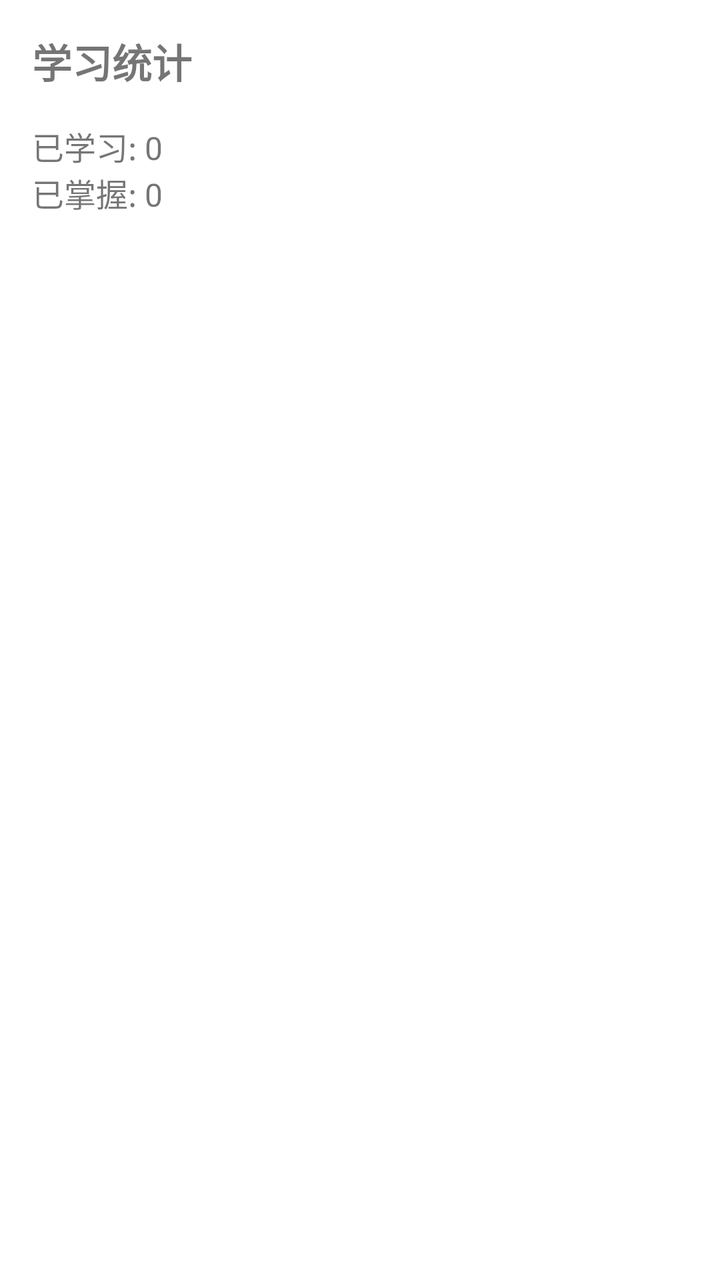
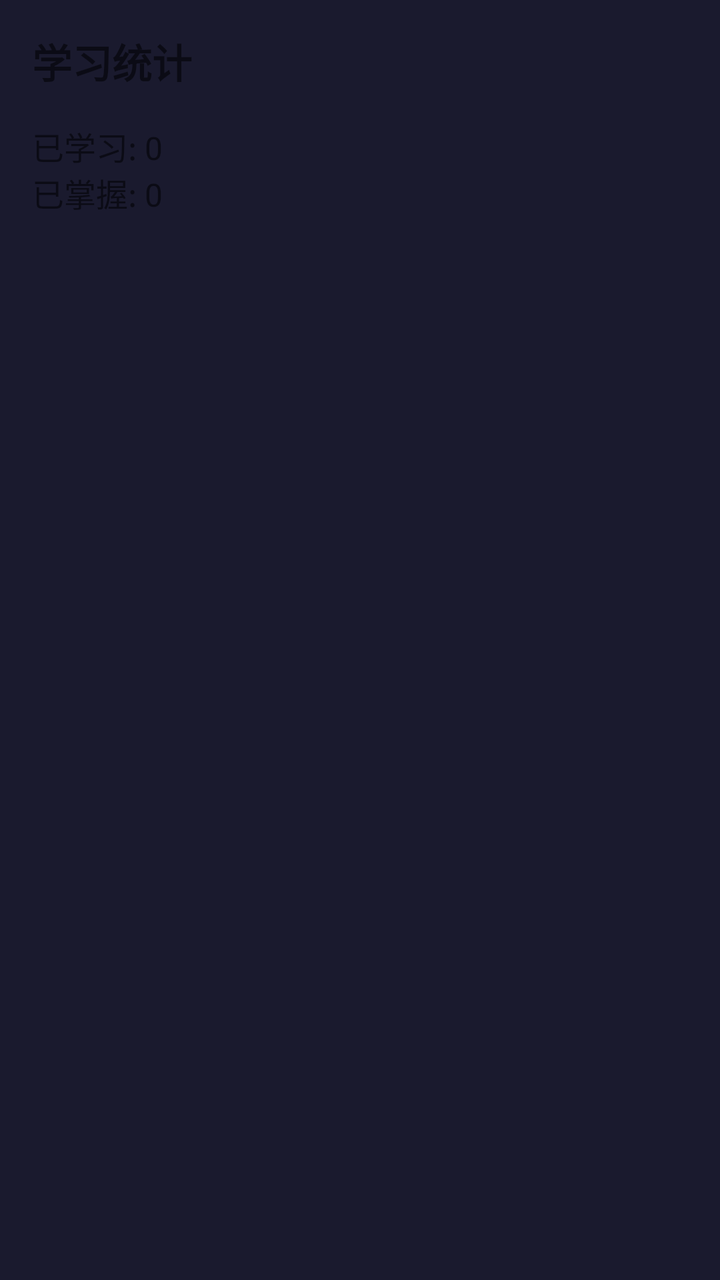

Screens rendered from an Android XML layout before and after an edit, with the pre-edit source and the edit as a unified diff.
<!-- AndroidManifest.xml: application theme Theme.LearnE -->
<!-- res/layout/fragment_stats.xml -->
<?xml version="1.0" encoding="utf-8"?>
<androidx.constraintlayout.widget.ConstraintLayout
    xmlns:android="http://schemas.android.com/apk/res/android"
    xmlns:app="http://schemas.android.com/apk/res-auto"
    android:layout_width="match_parent"
    android:layout_height="match_parent"
    android:padding="16dp">

    <TextView
        android:id="@+id/tv_stats_title"
        android:layout_width="wrap_content"
        android:layout_height="wrap_content"
        android:text="学习统计"
        android:textSize="20sp"
        android:textStyle="bold"
        app:layout_constraintTop_toTopOf="parent"
        app:layout_constraintLeft_toLeftOf="parent" />

    <TextView
        android:id="@+id/tv_learned_count"
        android:layout_width="wrap_content"
        android:layout_height="wrap_content"
        android:text="已学习: 0"
        android:textSize="16sp"
        app:layout_constraintTop_toBottomOf="@id/tv_stats_title"
        app:layout_constraintLeft_toLeftOf="parent"
        android:layout_marginTop="16dp" />

    <TextView
        android:id="@+id/tv_mastered_count"
        android:layout_width="wrap_content"
        android:layout_height="wrap_content"
        android:text="已掌握: 0"
        android:textSize="16sp"
        app:layout_constraintTop_toBottomOf="@id/tv_learned_count"
        app:layout_constraintLeft_toLeftOf="parent" />

</androidx.constraintlayout.widget.ConstraintLayout>
<!-- resources referenced by this layout -->
<resources>
  <style name="Theme.LearnE" parent="Theme.MaterialComponents.Light.NoActionBar">
          <item name="colorPrimary">@color/primary</item>
          <item name="colorPrimaryDark">@color/primary_dark</item>
          <item name="colorAccent">@color/accent</item>
      </style>
  <color name="primary">#E3000F</color>
  <color name="primary_dark">#B3000C</color>
  <color name="accent">#0039CB</color>
</resources>

<!-- the commit's change to res/layout/fragment_stats.xml (unified diff, before → after) -->
@@ -4,6 +4,7 @@
     xmlns:app="http://schemas.android.com/apk/res-auto"
     android:layout_width="match_parent"
     android:layout_height="match_parent"
+    android:background="@color/mecha_hull"
     android:padding="16dp">
 
     <TextView
<!-- resource entries referenced after the edit -->
@@ -1,12 +1,17 @@
 <!-- resources referenced by this layout -->
 <resources>
+  <color name="mecha_hull">#1A1A2E</color>
   <style name="Theme.LearnE" parent="Theme.MaterialComponents.Light.NoActionBar">
-          <item name="colorPrimary">@color/primary</item>
-          <item name="colorPrimaryDark">@color/primary_dark</item>
-          <item name="colorAccent">@color/accent</item>
+          <item name="colorPrimary">@color/mecha_red</item>
+          <item name="colorPrimaryDark">@color/mecha_red_dark</item>
+          <item name="colorAccent">@color/mecha_gold</item>
+          <item name="android:windowBackground">@color/mecha_offwhite</item>
+          <item name="android:statusBarColor">@color/mecha_hull</item>
+          <item name="android:navigationBarColor">@color/mecha_hull</item>
       </style>
-  <color name="primary">#E3000F</color>
-  <color name="primary_dark">#B3000C</color>
-  <color name="accent">#0039CB</color>
+  <color name="mecha_red">#E3000F</color>
+  <color name="mecha_red_dark">#B3000C</color>
+  <color name="mecha_gold">#FFD700</color>
+  <color name="mecha_offwhite">#E8ECF0</color>
 </resources>
 
